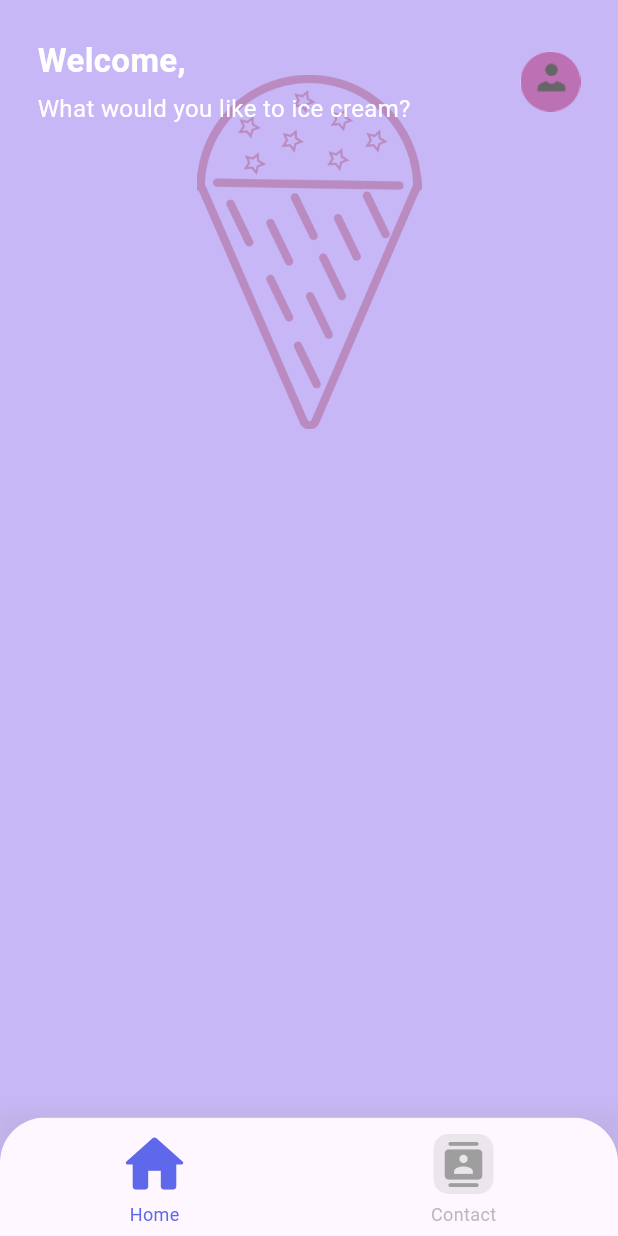
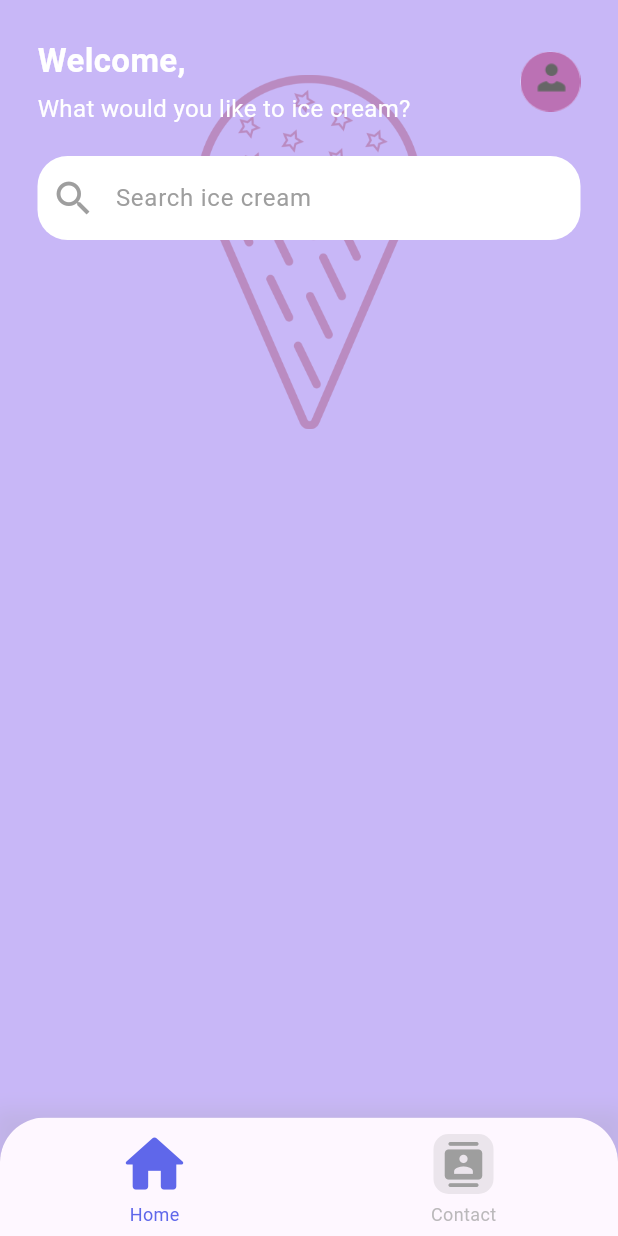
Before and after one commit to RomainDoyen/ice_creams, a Flutter app: the screen it shows after launch, on a phone screen of 412 x 824 dp. Run offline on Flutter 3.47's test engine with Material 3 defaults, Android fonts, the phone set to English and light mode, and no system bars.

Commit message:
feat(home/widgets/search.dart): Creating a search widget

```diff
--- a/lib/pages/home/home.dart
+++ b/lib/pages/home/home.dart
@@ -1,5 +1,6 @@
 import 'package:flutter/material.dart';
 import 'package:ice_creams/pages/home/widgets/header.dart';
+import 'package:ice_creams/pages/home/widgets/search.dart';
 
 class HomePage extends StatelessWidget {
   const HomePage({super.key});
@@ -24,6 +25,7 @@ class HomePage extends StatelessWidget {
             Column(
               children: [
                 HeaderSection(),
+                SearchSection(),
               ],
             )
           ],
--- /dev/null
+++ b/lib/pages/home/widgets/search.dart
@@ -0,0 +1,39 @@
+import 'package:flutter/material.dart';
+
+class SearchSection extends StatelessWidget {
+  const SearchSection({super.key});
+
+  @override
+  Widget build(BuildContext context) {
+    return Container(
+      margin: const EdgeInsets.symmetric(horizontal: 25, vertical: 20),
+      child: Stack(
+        children: [
+          TextField(
+            decoration: InputDecoration(
+              fillColor: Colors.white,
+              filled: true,
+              border: OutlineInputBorder(
+                borderRadius: BorderRadius.circular(20),
+                borderSide: const BorderSide(
+                  width: 0,
+                  style: BorderStyle.none
+                ),
+              ),
+              prefixIcon: const Icon(
+                Icons.search_outlined,
+                size: 30,
+                color: Colors.grey,
+              ),
+              hintText: 'Search ice cream',
+              hintStyle: const TextStyle(
+                color: Colors.grey,
+                fontSize: 16,
+              ),
+            ),
+          ),
+        ],
+      ),
+    );
+  }
+}
```
